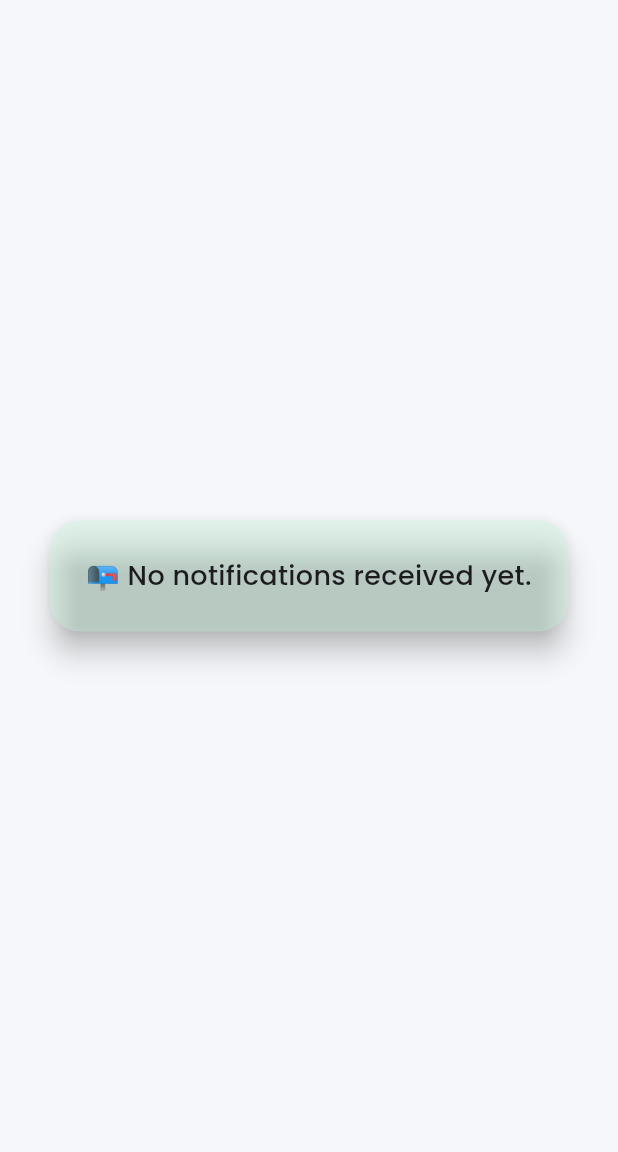
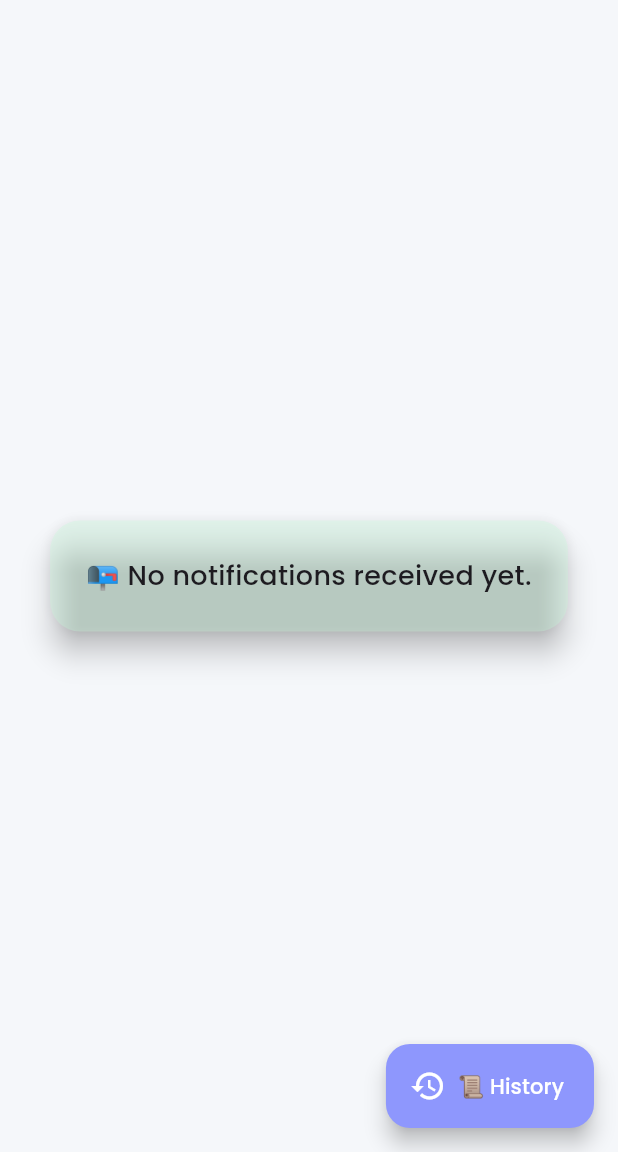
Before and after one commit to srikrishnakolli/notification_from_cloud, a Flutter app: the screen it shows after launch, on a phone screen of 412 x 824 dp, the part 84-1236 px from its top. Run offline on Flutter 3.47's test engine with Material 3 defaults, Android fonts, the phone set to English and light mode, and no system bars; our stand-ins replace firebase_core, firebase_messaging, google_fonts; accounts and stored records are empty.

Commit message:
Added New Screen to maintain the history of the messages

```diff
--- a/lib/main.dart
+++ b/lib/main.dart
@@ -1,19 +1,14 @@
 import 'package:firebase_core/firebase_core.dart';
-import 'package:firebase_messaging/firebase_messaging.dart';
 import 'package:flutter/material.dart';
 import 'package:google_fonts/google_fonts.dart';
 import 'firebase_options.dart';
-
-Future<void> _messageHandler(RemoteMessage message) async {
-  print('Background message: ${message.notification?.body}');
-}
+import 'screens/home_page.dart';
 
 void main() async {
   WidgetsFlutterBinding.ensureInitialized();
   await Firebase.initializeApp(
     options: DefaultFirebaseOptions.currentPlatform,
   );
-  FirebaseMessaging.onBackgroundMessage(_messageHandler);
   runApp(MessagingApp());
 }
 
@@ -24,8 +19,8 @@ class MessagingApp extends StatelessWidget {
       useMaterial3: true,
       brightness: Brightness.light,
       colorScheme: ColorScheme.light(
-        primary: Color(0xFF8E97FD), // Soft lavender
-        secondary: Color(0xFFC3FBD8), // Mint
+        primary: Color(0xFF8E97FD),
+        secondary: Color(0xFFC3FBD8),
         background: Color(0xFFF5F7FA),
         surface: Color(0xFFFFFFFF),
         onPrimary: Colors.white,
@@ -48,104 +43,3 @@ class MessagingApp extends StatelessWidget {
     );
   }
 }
-
-class MyHomePage extends StatefulWidget {
-  final String title;
-
-  const MyHomePage({Key? key, required this.title}) : super(key: key);
-
-  @override
-  _MyHomePageState createState() => _MyHomePageState();
-}
-
-class _MyHomePageState extends State<MyHomePage> {
-  late FirebaseMessaging messaging;
-  String? notificationText = "📭 No notifications received yet.";
-
-  @override
-  void initState() {
-    super.initState();
-
-    messaging = FirebaseMessaging.instance;
-    messaging.requestPermission();
-
-    messaging.getToken().then((token) {
-      print("FCM Token: $token");
-    });
-
-    messaging.subscribeToTopic("messaging");
-
-    FirebaseMessaging.onMessage.listen((RemoteMessage message) {
-      setState(() {
-        notificationText = message.notification?.body ?? "No message body";
-      });
-      _showNotificationDialog(message);
-    });
-
-    FirebaseMessaging.onMessageOpenedApp.listen((message) {
-      setState(() {
-        notificationText = message.notification?.body ?? "No message body";
-      });
-      _showNotificationDialog(message);
-    });
-  }
-
-  void _showNotificationDialog(RemoteMessage message) {
-    String notificationType = message.data['type'] ?? 'regular';
-
-    showDialog(
-      context: context,
-      builder: (BuildContext context) {
-        return AlertDialog(
-          backgroundColor: Colors.white,
-          shape: RoundedRectangleBorder(borderRadius: BorderRadius.circular(15)),
-          title: Text(
-            notificationType == 'important' ? "🔔 Important Notification" : "📢 Notification",
-            style: TextStyle(
-              color: Color(0xFF8E97FD),
-              fontWeight: FontWeight.bold,
-            ),
-          ),
-          content: Text(message.notification?.body ?? "No message body"),
-          actions: [
-            TextButton(
-              style: TextButton.styleFrom(
-                foregroundColor: Colors.white,
-                backgroundColor: Color(0xFF8E97FD),
-              ),
-              child: Text("OK"),
-              onPressed: () => Navigator.of(context).pop(),
-            ),
-          ],
-        );
-      },
-    );
-  }
-
-  @override
-  Widget build(BuildContext context) {
-    final Color cardColor = Theme.of(context).colorScheme.secondary;
-
-    return Scaffold(
-      appBar: AppBar(
-        title: Text(widget.title),
-      ),
-      body: Center(
-        child: Card(
-          margin: EdgeInsets.symmetric(horizontal: 20, vertical: 40),
-          shape: RoundedRectangleBorder(borderRadius: BorderRadius.circular(20)),
-          color: cardColor.withOpacity(0.3),
-          elevation: 8,
-          child: Padding(
-            padding: const EdgeInsets.all(24.0),
-            child: Text(
-              notificationText ?? '',
-              style: TextStyle(fontSize: 18, fontWeight: FontWeight.w500),
-              textAlign: TextAlign.center,
-            ),
-          ),
-        ),
-      ),
-    );
-  }
-}
--- /dev/null
+++ b/lib/screens/home_page.dart
@@ -0,0 +1,118 @@
+import 'package:firebase_messaging/firebase_messaging.dart';
+import 'package:flutter/material.dart';
+import 'notification_history.dart';
+
+class MyHomePage extends StatefulWidget {
+  final String title;
+  const MyHomePage({Key? key, required this.title}) : super(key: key);
+
+  @override
+  _MyHomePageState createState() => _MyHomePageState();
+}
+
+class _MyHomePageState extends State<MyHomePage> {
+  late FirebaseMessaging messaging;
+  String? notificationText = "📭 No notifications received yet.";
+  List<String> notificationHistory = [];
+
+  @override
+  void initState() {
+    super.initState();
+    messaging = FirebaseMessaging.instance;
+    messaging.requestPermission();
+
+    messaging.getToken().then((token) {
+      print("FCM Token: $token");
+    });
+
+    messaging.subscribeToTopic("messaging");
+
+    FirebaseMessaging.onMessage.listen((RemoteMessage message) {
+      setState(() {
+        notificationText = message.notification?.body ?? "No message body";
+        notificationHistory.add(notificationText!);
+      });
+      _showNotificationDialog(message);
+    });
+
+    FirebaseMessaging.onMessageOpenedApp.listen((message) {
+      setState(() {
+        notificationText = message.notification?.body ?? "No message body";
+        notificationHistory.add(notificationText!);
+      });
+      _showNotificationDialog(message);
+    });
+  }
+
+  void _showNotificationDialog(RemoteMessage message) {
+    String notificationType = message.data['type'] ?? 'regular';
+
+    showDialog(
+      context: context,
+      builder: (BuildContext context) {
+        return AlertDialog(
+          backgroundColor: Colors.white,
+          shape: RoundedRectangleBorder(borderRadius: BorderRadius.circular(15)),
+          title: Text(
+            notificationType == 'important' ? "🔔 Important Notification" : "📢 Notification",
+            style: TextStyle(
+              color: Color(0xFF8E97FD),
+              fontWeight: FontWeight.bold,
+            ),
+          ),
+          content: Text(message.notification?.body ?? "No message body"),
+          actions: [
+            TextButton(
+              style: TextButton.styleFrom(
+                foregroundColor: Colors.white,
+                backgroundColor: Color(0xFF8E97FD),
+              ),
+              child: Text("OK"),
+              onPressed: () => Navigator.of(context).pop(),
+            ),
+          ],
+        );
+      },
+    );
+  }
+
+  @override
+  Widget build(BuildContext context) {
+    final Color cardColor = Theme.of(context).colorScheme.secondary;
+
+    return Scaffold(
+      appBar: AppBar(
+        title: Text(widget.title),
+      ),
+      body: Center(
+        child: Card(
+          margin: EdgeInsets.symmetric(horizontal: 20, vertical: 40),
+          shape: RoundedRectangleBorder(borderRadius: BorderRadius.circular(20)),
+          color: cardColor.withOpacity(0.3),
+          elevation: 8,
+          child: Padding(
+            padding: const EdgeInsets.all(24.0),
+            child: Text(
+              notificationText ?? '',
+              style: TextStyle(fontSize: 18, fontWeight: FontWeight.w500),
+              textAlign: TextAlign.center,
+            ),
+          ),
+        ),
+      ),
+      floatingActionButton: FloatingActionButton.extended(
+        onPressed: () {
+          Navigator.push(
+            context,
+            MaterialPageRoute(
+              builder: (context) => NotificationHistoryPage(history: notificationHistory),
+            ),
+          );
+        },
+        label: Text('📜 History'),
+        icon: Icon(Icons.history),
+        backgroundColor: Theme.of(context).colorScheme.primary,
+      ),
+    );
+  }
+}
--- /dev/null
+++ b/lib/screens/notification_history.dart
@@ -0,0 +1,28 @@
+import 'package:flutter/material.dart';
+
+class NotificationHistoryPage extends StatelessWidget {
+  final List<String> history;
+
+  const NotificationHistoryPage({Key? key, required this.history}) : super(key: key);
+
+  @override
+  Widget build(BuildContext context) {
+    return Scaffold(
+      appBar: AppBar(title: Text("📜 Notification History")),
+      body: history.isEmpty
+          ? Center(child: Text("No notifications received yet."))
+          : ListView.builder(
+              itemCount: history.length,
+              itemBuilder: (context, index) {
+                return Card(
+                  margin: EdgeInsets.all(10),
+                  child: ListTile(
+                    leading: Icon(Icons.notifications),
+                    title: Text(history[index]),
+                  ),
+                );
+              },
+            ),
+    );
+  }
+}
```
